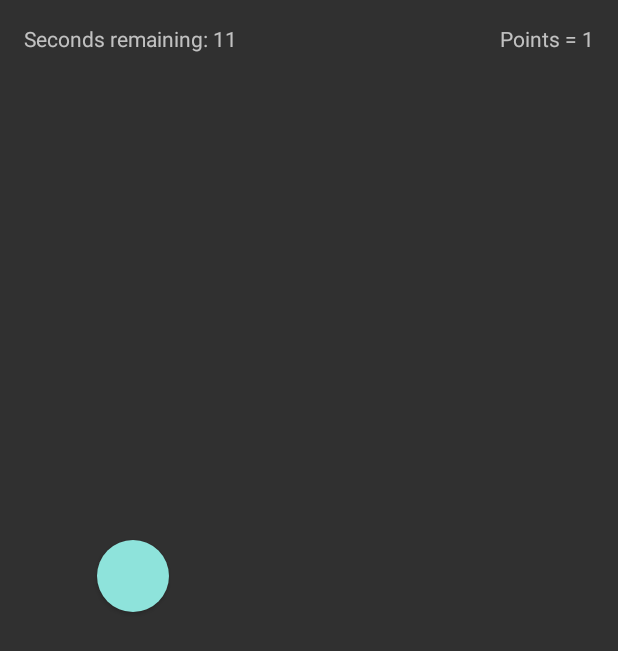
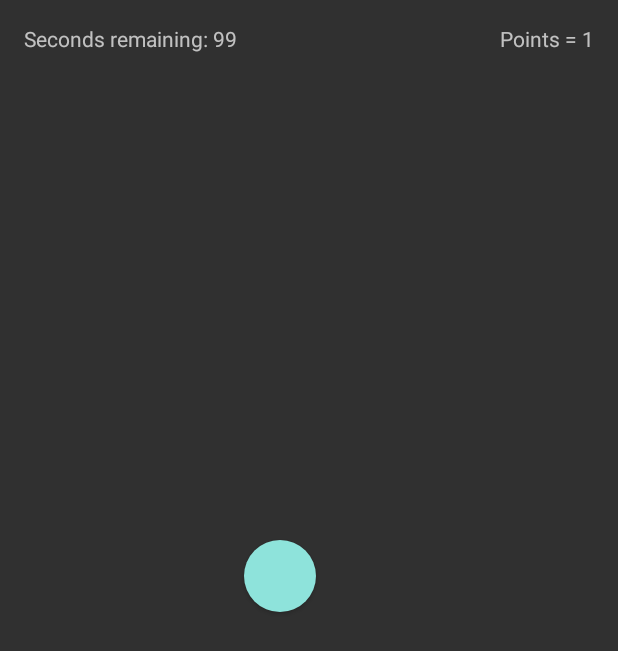
Before and after one commit to somethingscripted/Tappers, an Android app: the PlayActivity screen opened directly, with no data from a screen before it, after a tap on an icon or button, on a phone screen of 412 x 824 dp. Shown: the top 651 px of the screen. Run offline under Robolectric (Android 15) with nearby library versions, the phone set to English and light mode, and no system bars.

Commit message:
Help plz

```diff
--- a/app/src/main/java/com/example/benjamin/tappers/PlayActivity.java
+++ b/app/src/main/java/com/example/benjamin/tappers/PlayActivity.java
@@ -11,11 +11,11 @@ import android.util.DisplayMetrics;
 import android.widget.Button;
 import android.widget.RelativeLayout;
 import android.view.View;
-
-import java.util.Random;
 import android.content.res.Resources;
 import android.util.TypedValue;
 import android.widget.TextView;
+
+import java.util.Random;
 
 
 public class PlayActivity extends AppCompatActivity {
@@ -44,34 +44,38 @@ public class PlayActivity extends AppCompatActivity {
         final TextView points = (TextView) findViewById(R.id.points);
         points.setText("Points = 0");
 
-        theButton.setOnClickListener(new Button.OnClickListener() {
-            int n = 0;
-            public void onClick(View v)
-            {
+        final int finalValue = 1;
+
+         final Button.OnClickListener ButtonClicked = new Button.OnClickListener() {
+             public int value = 0;
+             public void onClick(View v) {
+                value++;
                 changeLocation(theButton);
-                n++;
-                points.setText("Points = " + n);
+                points.setText("Points = " + value);
+            }
+        };
 
 
-            }
-        });
-        new CountDownTimer(15000, 1000) {
+        theButton.setOnClickListener(ButtonClicked);
+
+
+        new CountDownTimer(15000, 100) {
 
             public void onTick(long millisUntilFinished) {
-                timer.setText("Seconds remaining: " + millisUntilFinished / 1000);
+                timer.setText("Seconds remaining: " + millisUntilFinished / 100);
             }
 
 
 
             public void onFinish() {
                 AlertDialog.Builder a_builder = new AlertDialog.Builder(PlayActivity.this);
-
-                a_builder.setMessage("You have earned points!\nDo you want to play again? ")
+                //HOW THE HELL DO I FIGURE OUT HOW TO GET THE VALUE FROM THE PLAY SCREEN TO THE POP UP SCREEN
+                a_builder.setMessage("You have earned points but I don't know how much because I can't program!!\nDo you want to play again? ")
                         .setCancelable(false)
                         .setPositiveButton("Yes", new DialogInterface.OnClickListener() {
                             @Override
                             public void onClick(DialogInterface dialogInterface, int i) {
-                              reload();
+                                reload();
                             }
                         })
                         .setNegativeButton("No", new DialogInterface.OnClickListener() {
@@ -101,12 +105,12 @@ public class PlayActivity extends AppCompatActivity {
 
         // I took 25% of the phone's display and that seems to work (for now) Need to figure out how to acquire activity's display range in pixels.
         // This does not work properly on all device screen which confuses me :(
-        int randWidth = rand.nextInt((int) Math.ceil(metrics.widthPixels*0.60));
-        int randHeight = rand.nextInt((int) Math.ceil(metrics.heightPixels*0.60));
+        int randWidth = rand.nextInt((int) Math.ceil(metrics.widthPixels*0.75));
+        int randHeight = rand.nextInt((int) Math.ceil(metrics.heightPixels*0.70));
 
 
         RelativeLayout.LayoutParams l = new RelativeLayout.LayoutParams(RelativeLayout.LayoutParams.WRAP_CONTENT, RelativeLayout.LayoutParams.WRAP_CONTENT);
-        l.setMargins(randWidth, randHeight, 0, 0);
+        l.setMargins(randWidth, randHeight , 0, 0);
         b.setLayoutParams(l);
     }
 
```
